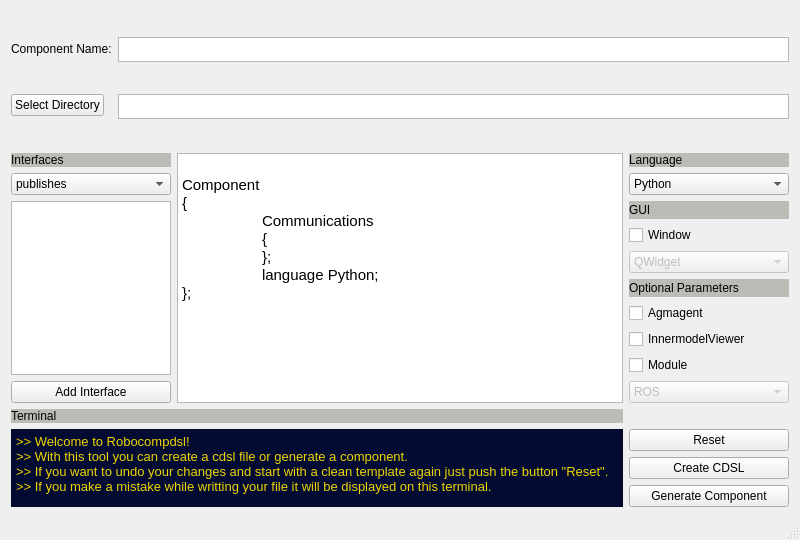
robocomp/tools, file robocompdsl-gui/gui.ui: the form before one commit.
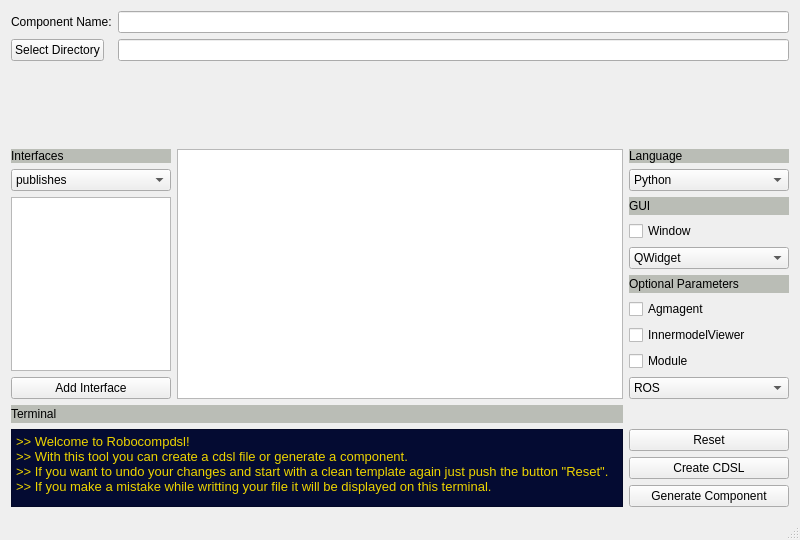
The form after the commit.

Diff of the .ui file:
```diff
--- a/robocompdsl-gui/gui.ui
+++ b/robocompdsl-gui/gui.ui
@@ -45,16 +45,6 @@
         </property>
        </widget>
       </item>
-      <item row="0" column="1">
-       <widget class="QPlainTextEdit" name="nameTextEdit">
-        <property name="maximumSize">
-         <size>
-          <width>16777215</width>
-          <height>25</height>
-         </size>
-        </property>
-       </widget>
-      </item>
       <item row="1" column="0">
        <widget class="QPushButton" name="directoryButton">
         <property name="text">
@@ -62,15 +52,11 @@
         </property>
        </widget>
       </item>
+      <item row="0" column="1">
+       <widget class="QLineEdit" name="nameLineEdit"/>
+      </item>
       <item row="1" column="1">
-       <widget class="QPlainTextEdit" name="directoryTextEdit">
-        <property name="maximumSize">
-         <size>
-          <width>16777215</width>
-          <height>25</height>
-         </size>
-        </property>
-       </widget>
+       <widget class="QLineEdit" name="directoryLineEdit"/>
       </item>
      </layout>
     </item>
@@ -109,7 +95,7 @@
       <item row="4" column="2">
        <widget class="QComboBox" name="guiComboBox">
         <property name="enabled">
-         <bool>false</bool>
+         <bool>true</bool>
         </property>
         <item>
          <property name="text">
@@ -190,14 +176,7 @@
 &lt;html&gt;&lt;head&gt;&lt;meta name=&quot;qrichtext&quot; content=&quot;1&quot; /&gt;&lt;style type=&quot;text/css&quot;&gt;
 p, li { white-space: pre-wrap; }
 &lt;/style&gt;&lt;/head&gt;&lt;body style=&quot; font-family:'Ubuntu'; font-size:11pt; font-weight:400; font-style:normal;&quot;&gt;
-&lt;p style=&quot;-qt-paragraph-type:empty; margin-top:0px; margin-bottom:0px; margin-left:0px; margin-right:0px; -qt-block-indent:0; text-indent:0px;&quot;&gt;&lt;br /&gt;&lt;/p&gt;
-&lt;p style=&quot; margin-top:0px; margin-bottom:0px; margin-left:0px; margin-right:0px; -qt-block-indent:0; text-indent:0px;&quot;&gt;Component &lt;/p&gt;
-&lt;p style=&quot; margin-top:0px; margin-bottom:0px; margin-left:0px; margin-right:0px; -qt-block-indent:0; text-indent:0px;&quot;&gt;{&lt;/p&gt;
-&lt;p style=&quot; margin-top:0px; margin-bottom:0px; margin-left:0px; margin-right:0px; -qt-block-indent:0; text-indent:0px;&quot;&gt;	Communications&lt;/p&gt;
-&lt;p style=&quot; margin-top:0px; margin-bottom:0px; margin-left:0px; margin-right:0px; -qt-block-indent:0; text-indent:0px;&quot;&gt;	{&lt;/p&gt;
-&lt;p style=&quot; margin-top:0px; margin-bottom:0px; margin-left:0px; margin-right:0px; -qt-block-indent:0; text-indent:0px;&quot;&gt;	};&lt;/p&gt;
-&lt;p style=&quot; margin-top:0px; margin-bottom:0px; margin-left:0px; margin-right:0px; -qt-block-indent:0; text-indent:0px;&quot;&gt;	language Python;&lt;/p&gt;
-&lt;p style=&quot; margin-top:0px; margin-bottom:0px; margin-left:0px; margin-right:0px; -qt-block-indent:0; text-indent:0px;&quot;&gt;};&lt;/p&gt;&lt;/body&gt;&lt;/html&gt;</string>
+&lt;p style=&quot;-qt-paragraph-type:empty; margin-top:0px; margin-bottom:0px; margin-left:0px; margin-right:0px; -qt-block-indent:0; text-indent:0px;&quot;&gt;&lt;br /&gt;&lt;/p&gt;&lt;/body&gt;&lt;/html&gt;</string>
         </property>
        </widget>
       </item>
@@ -261,7 +240,7 @@
       <item row="9" column="2">
        <widget class="QComboBox" name="modulesComboBox">
         <property name="enabled">
-         <bool>false</bool>
+         <bool>true</bool>
         </property>
         <item>
          <property name="text">
```
